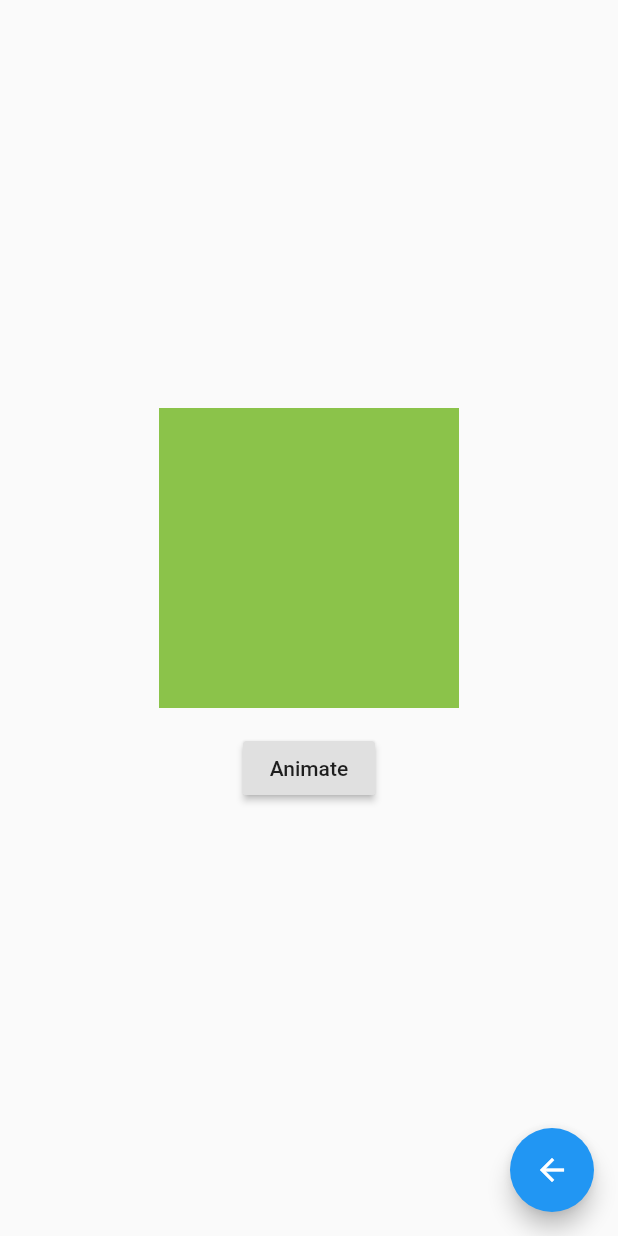
After one commit to thismightworkco/flutter_animation_tests, a Flutter app: the screen it shows after launch, after a tap on "Animated container", on a phone screen of 412 x 824 dp. The commit adds this screen. Run offline on Flutter 3.47's test engine with Material 2 defaults, Android fonts, the phone set to English and light mode, and no system bars.

Commit message:
Added assets and new examples

```diff
--- /dev/null
+++ b/lib/animated_container.dart
@@ -0,0 +1,61 @@
+import 'package:flutter/material.dart';
+
+class AnimatedContainerWidget extends StatefulWidget {
+  @override
+  AnimatedContainerWidgetState createState() => AnimatedContainerWidgetState();
+}
+
+class AnimatedContainerWidgetState extends State<AnimatedContainerWidget> {
+  @override
+  void initState() {
+    super.initState();
+  }
+
+  Color _color = Colors.lightGreen;
+  double _size = 200.0;
+
+  @override
+  Widget build(BuildContext context) {
+    return Scaffold(
+      body: Center(
+        child: Column(
+          mainAxisAlignment: MainAxisAlignment.center,
+          children: [
+            new AnimatedContainer(
+              duration: new Duration(milliseconds: 1000),
+              curve: Curves.decelerate,
+              width: _size,
+              height: _size,
+              color: _color,
+            ),
+            Padding(
+              padding: const EdgeInsets.all(16.0),
+              child: new RaisedButton(
+                onPressed: () {
+                  setState(() {
+                    _size = _size == 200.0 ? 250.0 : 200.0;
+
+                    _color = _color == Colors.deepOrange
+                        ? Colors.lightGreen
+                        : Colors.deepOrange;
+                  });
+                },
+                child: Text("Animate"),
+              ),
+            ),
+          ],
+        ),
+      ),
+      floatingActionButton: FloatingActionButton(
+          child: Icon(Icons.arrow_back),
+          onPressed: () {
+            Navigator.pop(context);
+          }),
+    );
+  }
+
+  @override
+  void dispose() {
+    super.dispose();
+  }
+}
--- a/lib/heart_animation_Widget.dart
+++ b/lib/heart_animation_Widget.dart
@@ -76,7 +76,7 @@ class HeartAnimationWidgetState extends State<HeartAnimationWidget>
 
     _waveEffectSizeAnimation = new CombinedAnimation([
       AnimationStep(
-          begin: 110.0
+          begin: 110.0,
           end: 220.0,
           curve: Curves.easeInOut,
           intervalStart: 0.3,
--- a/lib/main.dart
+++ b/lib/main.dart
@@ -1,3 +1,5 @@
+import 'package:animation_tests/animated_container.dart';
+import 'package:animation_tests/animated_crossfade.dart';
 import 'package:animation_tests/delay_animation_widget.dart';
 import 'package:animation_tests/easing_animation_widget.dart';
 import 'package:animation_tests/heart_animation_Widget.dart';
@@ -133,6 +135,28 @@ class _MyHomePageState extends State<MyHomePage> {
                 );
               },
             ),
+            new ListTile(
+              title: Text("Animated container "),
+              subtitle: Text("An example of an animated container."),
+              onTap: () {
+                Navigator.push(
+                  context,
+                  MaterialPageRoute(
+                      builder: (context) => AnimatedContainerWidget()),
+                );
+              },
+            ),
+            new ListTile(
+              title: Text("Animated CrossFade "),
+              subtitle: Text("An example of an animated CrossFade."),
+              onTap: () {
+                Navigator.push(
+                  context,
+                  MaterialPageRoute(
+                      builder: (context) => AnimatedCrossFadeWidget()),
+                );
+              },
+            ),
           ],
         ),
       ),
--- a/lib/sequence_animation_widget.dart
+++ b/lib/sequence_animation_widget.dart
@@ -67,6 +67,7 @@ class SequenceAnimationWidgetState extends State<SequenceAnimationWidget>
 
   @override
   void dispose() {
+    _controller.dispose();
     super.dispose();
   }
 }
```
Also changed, not shown: lib/animated_crossfade.dart (added, +74 -0 lines), lib/hart_animation_widget.dart (added, +194 -0 lines), images/dart-logo.png (added), images/flutter-logo.png (added), pubspec.lock.
